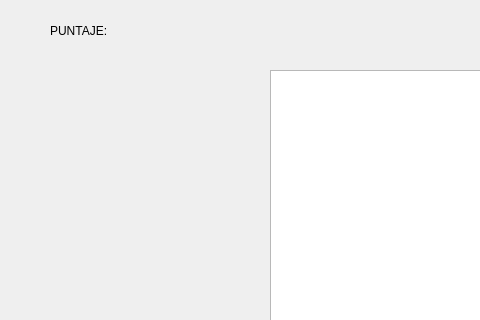
This is Juego/mainwindow.ui in EmmanuelGarces9/Proyecto-Final as Qt 5 draws it before an edit; both pictures show x 0 to 480 and y 0 to 320 of the 1280 by 720 pixel window. The edited form follows.
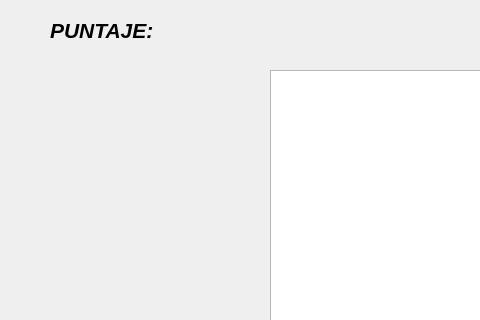
This is the edited form.

```diff
--- a/Juego/mainwindow.ui
+++ b/Juego/mainwindow.ui
@@ -70,6 +70,15 @@
       <height>41</height>
      </rect>
     </property>
+    <property name="font">
+     <font>
+      <pointsize>16</pointsize>
+      <italic>true</italic>
+      <bold>true</bold>
+      <underline>false</underline>
+      <strikeout>false</strikeout>
+     </font>
+    </property>
     <property name="text">
      <string>PUNTAJE: </string>
     </property>
```
